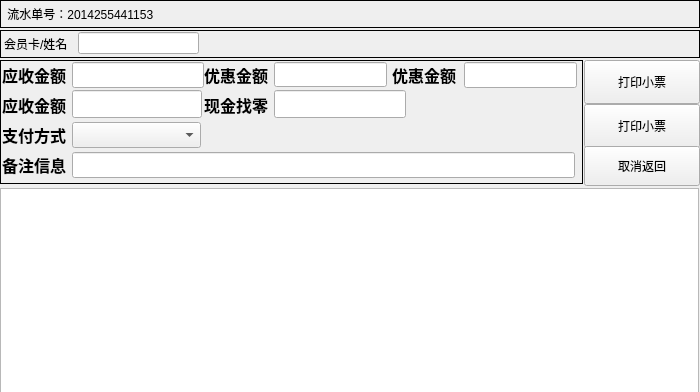
Qt form uporderform.ui (xzhy527/qtCanyin) before a commit.
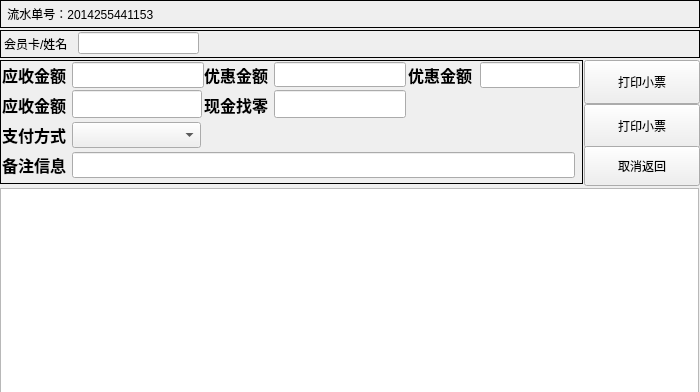
The same form after that commit.

The edit to the form file:
```diff
--- a/uporderform.ui
+++ b/uporderform.ui
@@ -126,9 +126,9 @@
    <widget class="QLabel" name="label_6">
     <property name="geometry">
      <rect>
-      <x>392</x>
+      <x>408</x>
       <y>4</y>
-      <width>81</width>
+      <width>70</width>
       <height>21</height>
      </rect>
     </property>
@@ -148,7 +148,7 @@
      <rect>
       <x>274</x>
       <y>2</y>
-      <width>113</width>
+      <width>132</width>
       <height>25</height>
      </rect>
     </property>
@@ -156,9 +156,9 @@
    <widget class="QLineEdit" name="lineEdit_3">
     <property name="geometry">
      <rect>
-      <x>464</x>
+      <x>480</x>
       <y>2</y>
-      <width>113</width>
+      <width>100</width>
       <height>26</height>
      </rect>
     </property>
```
